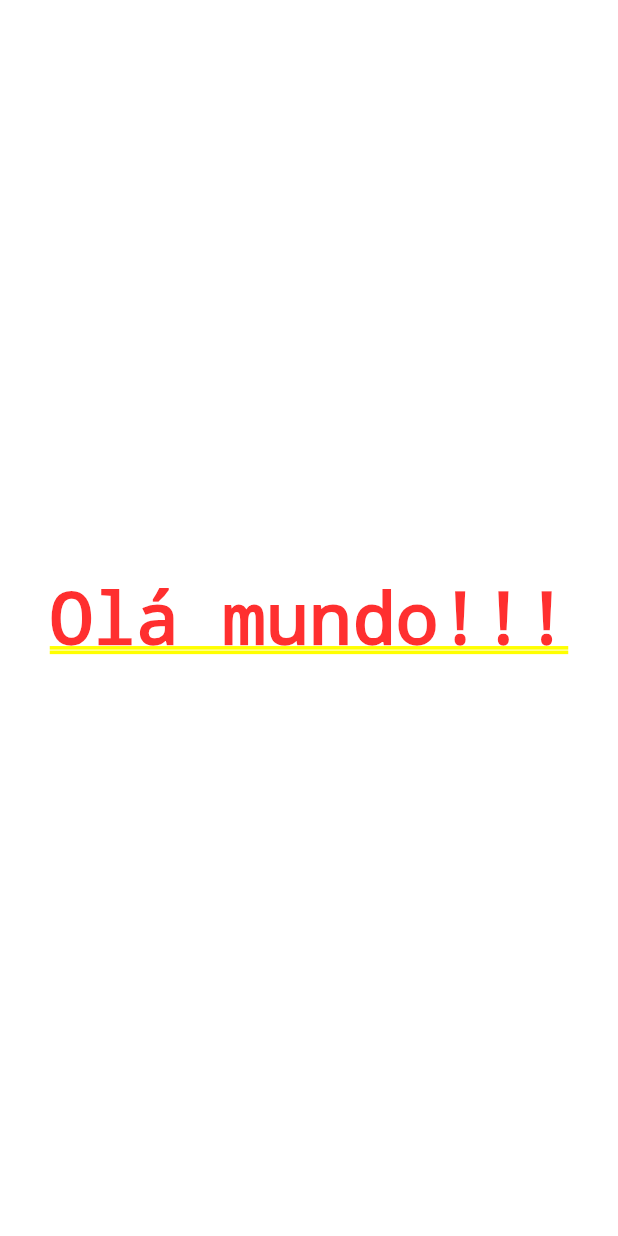
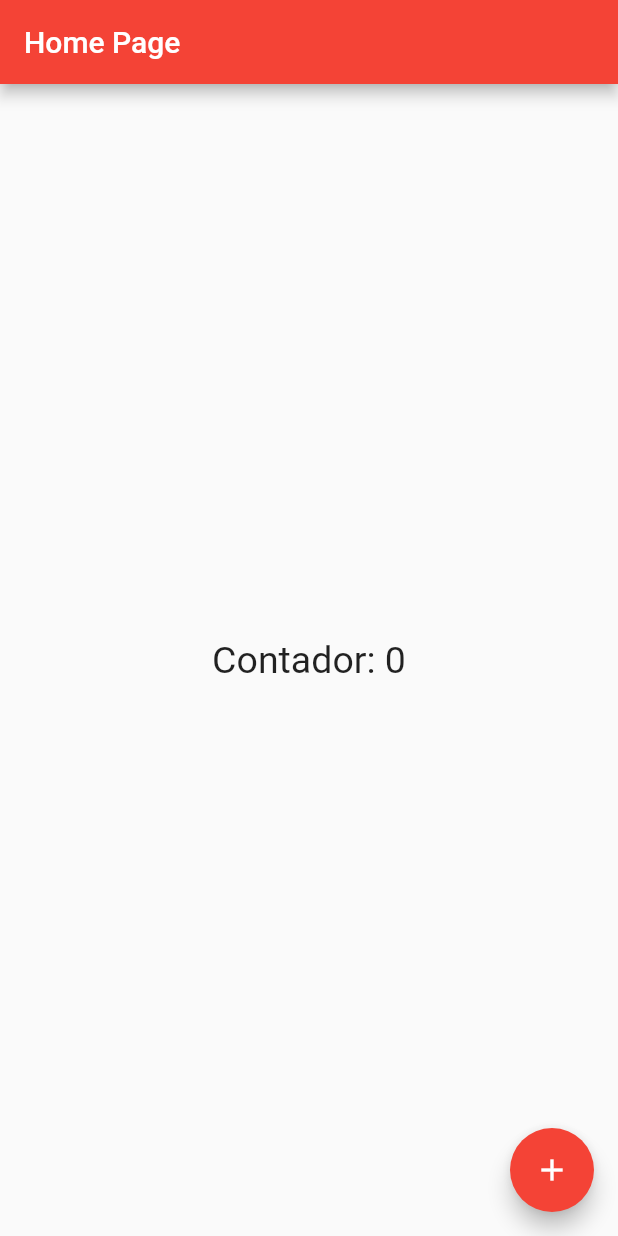
Before and after one commit to Lucas-Angelo/Dart-And-Flutter, a Flutter app: the screen it shows after launch, on a phone screen of 412 x 824 dp. Run offline on Flutter 3.47's test engine with Material 2 defaults, Android fonts, the phone set to English and light mode, and no system bars.

Commit message:
boas praticas e scaffold

```diff
--- /dev/null
+++ b/Flutter/projetos/olaMundo/lib/app_widget.dart
@@ -0,0 +1,12 @@
+import 'package:flutter/material.dart';
+import 'package:olaMundo/home_page.dart';
+
+class AppWidget extends StatelessWidget {
+  @override
+  Widget build(BuildContext context) {
+    return MaterialApp(
+      theme: ThemeData(primarySwatch: Colors.red),
+      home: HomePage(),
+    );
+  }
+}
--- /dev/null
+++ b/Flutter/projetos/olaMundo/lib/home_page.dart
@@ -0,0 +1,57 @@
+import 'package:flutter/material.dart';
+
+class HomePage extends StatefulWidget {
+  @override
+  State<HomePage> createState() {
+    return HomePageState();
+  }
+
+}
+
+class HomePageState extends State<HomePage> {
+  int counter = 0;
+  @override
+  Widget build(BuildContext context) {
+    return Scaffold(
+      appBar: AppBar(
+        title: Text('Home Page'),
+      ),
+
+      body: Center(
+        child: GestureDetector(
+          child:
+            Text(
+              'Contador: $counter', style: TextStyle(fontSize: 25.00),
+              ),
+                onLongPress: (){
+                  setState(() {
+                    counter = 0;
+                  });
+                },
+        )
+      ),
+
+      floatingActionButton: InkWell(
+        onLongPress: () {
+          setState(() {
+            counter=0;
+          });
+        },
+        onDoubleTap: (){
+          setState(() {
+            counter+=10;
+          });
+        },
+        child: FloatingActionButton(
+          child: Icon(Icons.add),
+          onPressed: () {
+            setState(() {
+              counter++;
+            });
+          },
+        ),
+      )
+
+    );
+  }
+}
--- a/Flutter/projetos/olaMundo/lib/main.dart
+++ b/Flutter/projetos/olaMundo/lib/main.dart
@@ -1,23 +1,6 @@
-import 'dart:ui';
-
 import 'package:flutter/material.dart';
+import 'package:olaMundo/app_widget.dart';
 
 main(){
-  runApp(AppWidget(texto: 'Olá mundo!!!'));
+  runApp(AppWidget());
 }
-
-class AppWidget extends StatelessWidget {
-  final String texto;
-
-  const AppWidget({Key key, this.texto}) : super(key: key);
-
-  @override
-  Widget build(BuildContext context) {
-    return MaterialApp(
-      theme: ThemeData(primarySwatch: Colors.red),
-      home: Container(
-        child: Center(child: Text(texto)),
-      ),
-    );
-  }
-}
```
